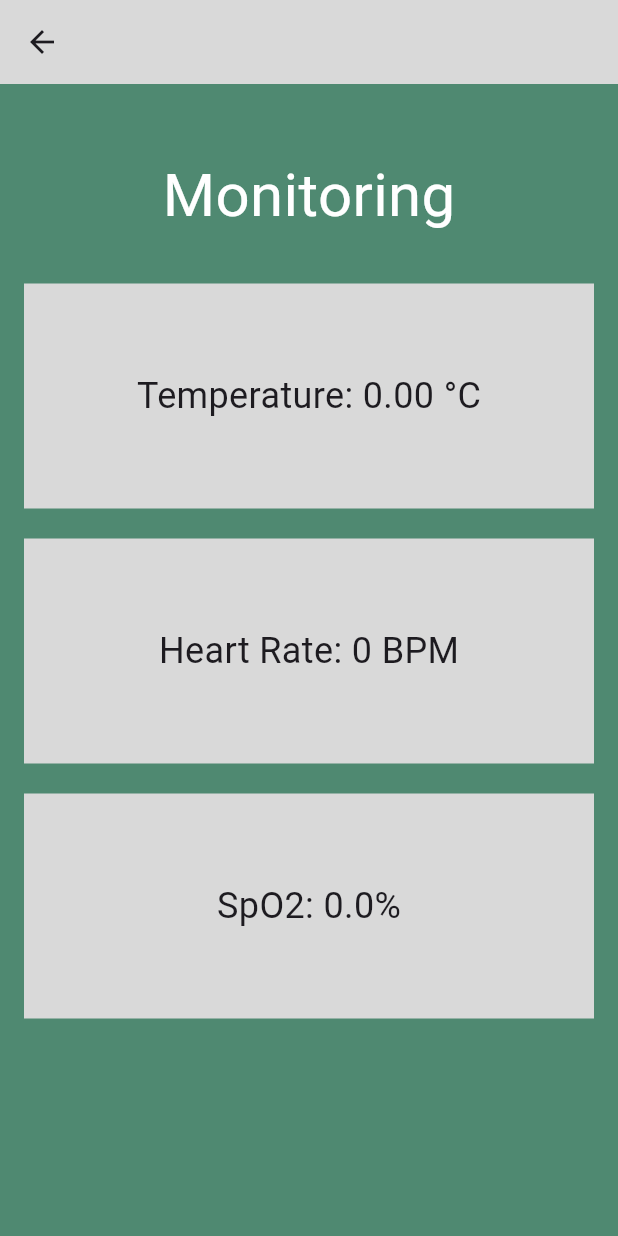
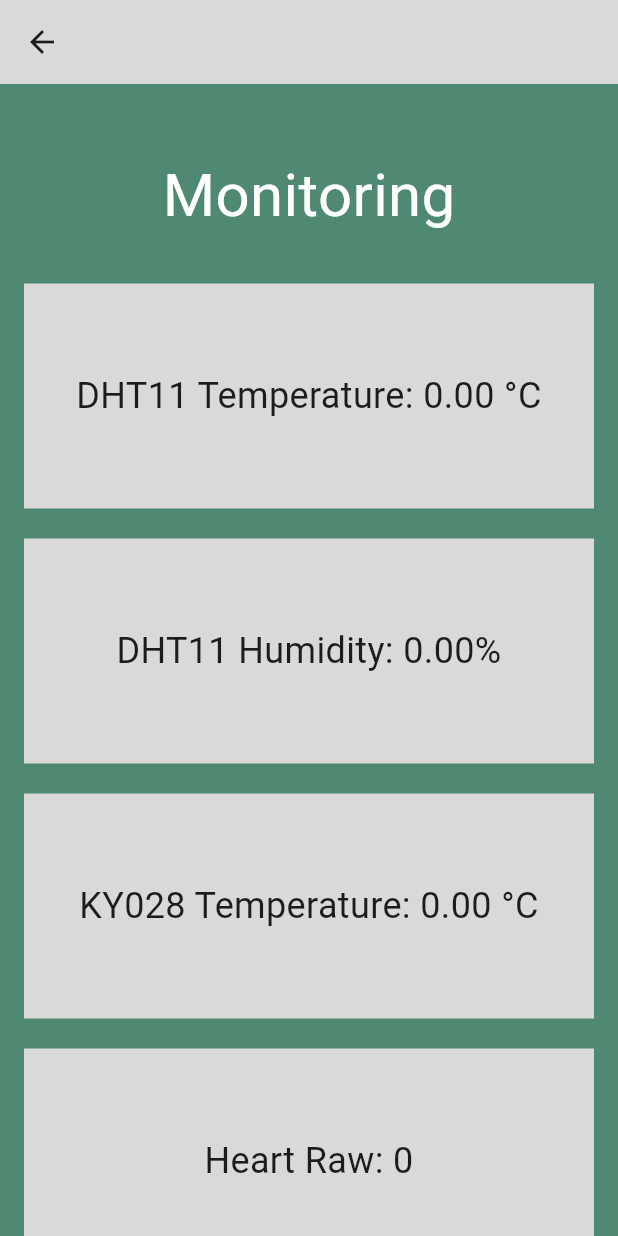
Before and after one commit to Gauravrai8287/health, a Flutter app: the HealthMonitor screen opened by its route, on a phone screen of 412 x 824 dp. Run offline on Flutter 3.47's test engine with Material 3 defaults, Android fonts, the phone set to English and light mode, and no system bars; our stand-ins replace animated_text_kit, cloud_firestore, firebase_auth, firebase_core, firebase_database; accounts and stored records are empty.

Commit message:
data fatch

```diff
--- a/lib/monitoring_page.dart
+++ b/lib/monitoring_page.dart
@@ -1,7 +1,7 @@
 import 'package:flutter/material.dart';
 import 'package:firebase_core/firebase_core.dart';
 import 'package:firebase_database/firebase_database.dart';
-import 'home_page.dart'; // Ensure it's named correctly
+import 'home_page.dart';
 
 class HealthMonitor extends StatefulWidget {
   @override
@@ -11,9 +11,10 @@ class HealthMonitor extends StatefulWidget {
 class _HealthMonitorState extends State<HealthMonitor> {
   final DatabaseReference dbRef = FirebaseDatabase.instance.ref();
 
-  double temperature = 0.0;
-  int heartRate = 0;
-  double spo2 = 0.0;
+  double dhtTemperature = 0.0;
+  double humidity = 0.0;
+  double kyTemperature = 0.0;
+  int heartRaw = 0;
 
   @override
   void initState() {
@@ -23,31 +24,40 @@ class _HealthMonitorState extends State<HealthMonitor> {
 
   Future<void> initializeFirebaseListeners() async {
     try {
-      await Firebase.initializeApp(); // Ensure Firebase is initialized
+      await Firebase.initializeApp();
 
-      dbRef.child("temperature").onValue.listen((event) {
+      dbRef.child("dht11/temperature").onValue.listen((event) {
         final val = event.snapshot.value;
         if (val != null) {
           setState(() {
-            temperature = double.tryParse(val.toString()) ?? 0.0;
+            dhtTemperature = double.tryParse(val.toString()) ?? 0.0;
           });
         }
       });
 
-      dbRef.child("heartrate").onValue.listen((event) {
+      dbRef.child("dht11/humidity").onValue.listen((event) {
         final val = event.snapshot.value;
         if (val != null) {
           setState(() {
-            heartRate = int.tryParse(val.toString()) ?? 0;
+            humidity = double.tryParse(val.toString()) ?? 0.0;
           });
         }
       });
 
-      dbRef.child("spo2").onValue.listen((event) {
+      dbRef.child("ky028/temperature").onValue.listen((event) {
         final val = event.snapshot.value;
         if (val != null) {
           setState(() {
-            spo2 = double.tryParse(val.toString()) ?? 0.0;
+            kyTemperature = double.tryParse(val.toString()) ?? 0.0;
+          });
+        }
+      });
+
+      dbRef.child("hw827/heart_raw").onValue.listen((event) {
+        final val = event.snapshot.value;
+        if (val != null) {
+          setState(() {
+            heartRaw = int.tryParse(val.toString()) ?? 0;
           });
         }
       });
@@ -66,7 +76,7 @@ class _HealthMonitorState extends State<HealthMonitor> {
           onPressed: () {
             Navigator.push(
               context,
-              MaterialPageRoute(builder: (context) => const hame_page()), // Check spelling
+              MaterialPageRoute(builder: (context) => const hame_page()),
             );
           },
           icon: const Icon(Icons.arrow_back_outlined),
@@ -88,11 +98,13 @@ class _HealthMonitorState extends State<HealthMonitor> {
                 ),
               ),
               const SizedBox(height: 30),
-              buildDataCard("Temperature: ${temperature.toStringAsFixed(2)} °C"),
+              buildDataCard("DHT11 Temperature: ${dhtTemperature.toStringAsFixed(2)} °C"),
               const SizedBox(height: 20),
-              buildDataCard("Heart Rate: $heartRate BPM"),
+              buildDataCard("DHT11 Humidity: ${humidity.toStringAsFixed(2)}%"),
               const SizedBox(height: 20),
-              buildDataCard("SpO2: ${spo2.toStringAsFixed(1)}%"),
+              buildDataCard("KY028 Temperature: ${kyTemperature.toStringAsFixed(2)} °C"),
+              const SizedBox(height: 20),
+              buildDataCard("Heart Raw: $heartRaw"),
             ],
           ),
         ),
@@ -109,6 +121,7 @@ class _HealthMonitorState extends State<HealthMonitor> {
       child: Text(
         text,
         style: const TextStyle(fontSize: 24),
+        textAlign: TextAlign.center,
       ),
     );
   }
```
